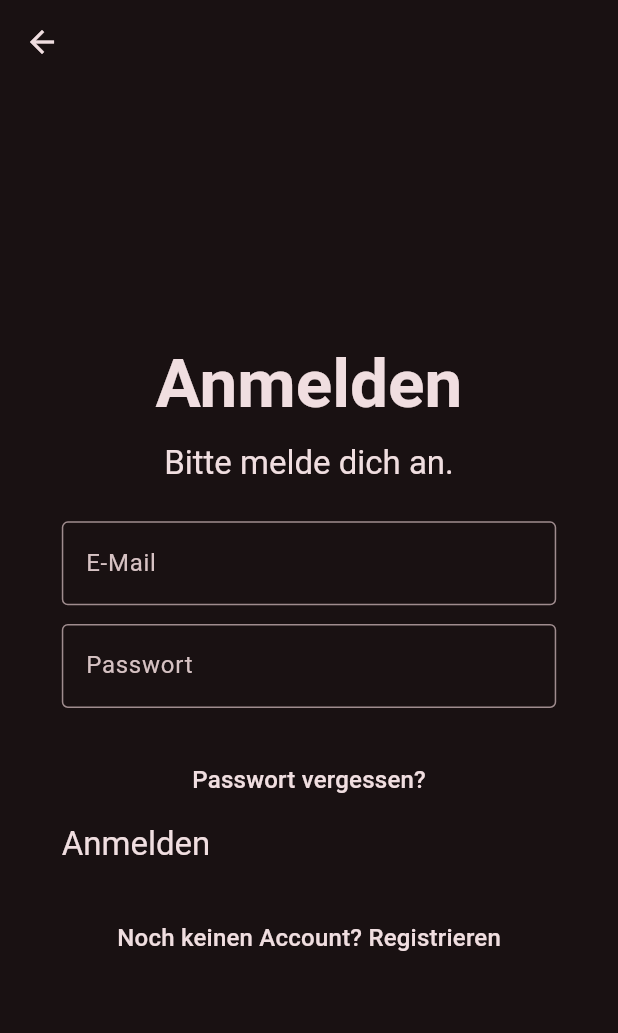
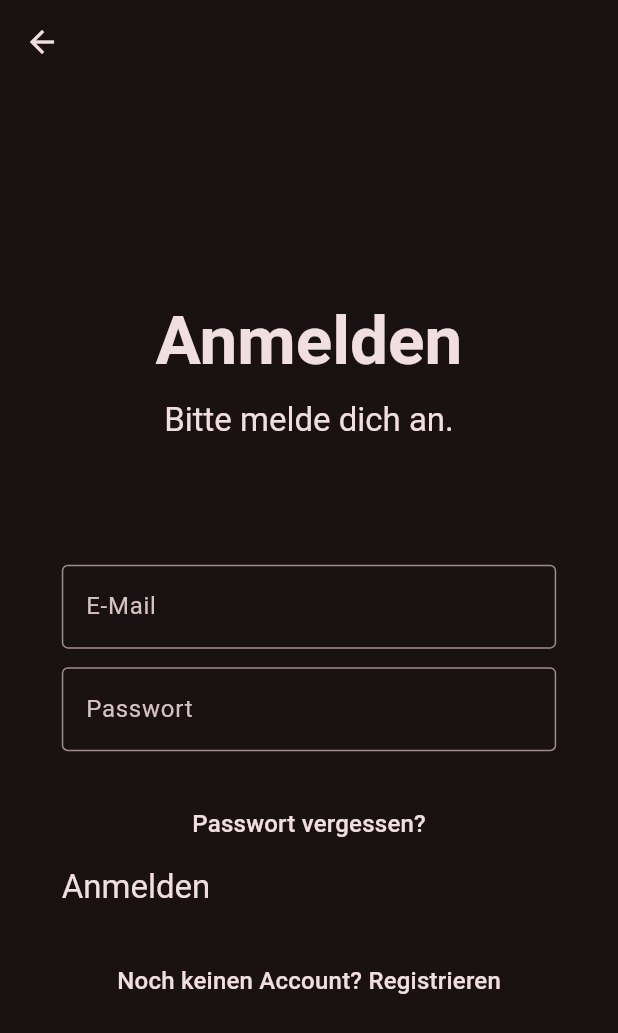
Before and after one commit to Skyleiger/swipetivity, a Flutter app: the screen it shows after launch, after a tap on "Ich habe bereits ein Konto", on a phone screen of 412 x 824 dp. Shown: the top 1033 px of the screen. Run offline on Flutter 3.47's test engine with Material 3 defaults, Android fonts, the phone set to English and light mode, and no system bars; drawn by our look-alikes of flutter_form_builder; our stand-ins replace dart_mappable, flutter_bloc, flutter_svg, form_builder_validators, go_router; missing offline and left inert: flutter_settings_ui, material_loading_buttons; accounts and stored records are empty; generated files the repository leaves out were written again.

Commit message:
Change login text position

```diff
--- a/app/lib/app/page/auth/login_page.dart
+++ b/app/lib/app/page/auth/login_page.dart
@@ -95,7 +95,7 @@ class _LoginForm extends StatelessWidget {
               textAlign: TextAlign.center,
             ),
             SizedBox(
-              height: size.height * 0.03,
+              height: size.height * 0.1,
             ),
             FormBuilderTextField(
               name: "email",
```
